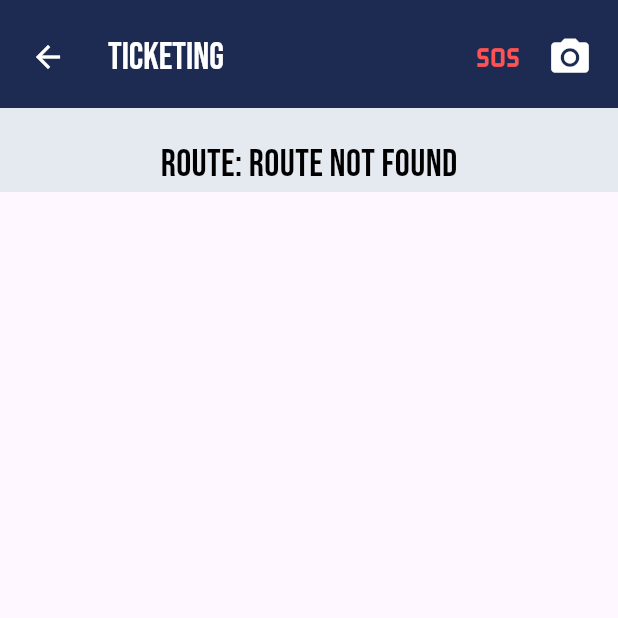
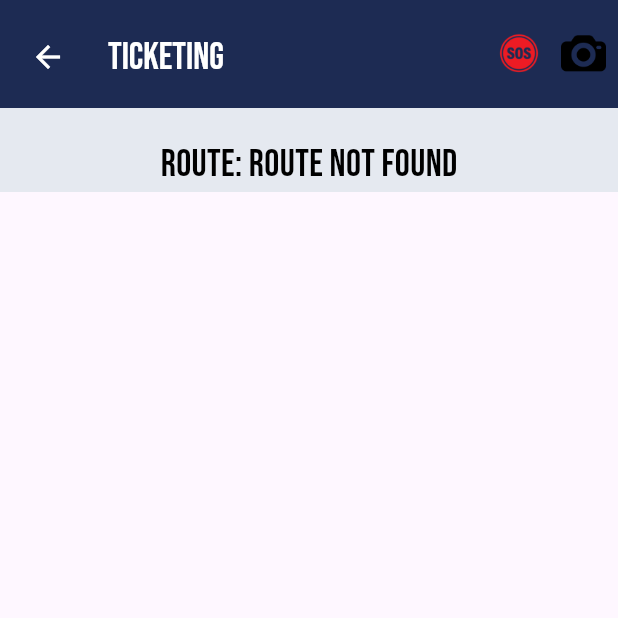
Before and after one commit to shirokuuun/B-Go_Capstone, a Flutter app: the ConductorFrom screen opened directly, on a phone screen of 412 x 824 dp, the top half of it. Run offline on Flutter 3.47's test engine with Material 3 defaults, Android fonts, the phone set to English and light mode, and no system bars; our stand-ins replace cloud_firestore, firebase_auth, firebase_core, google_fonts, google_sign_in; accounts and stored records are empty.

Commit message:
added: fb-icon for temporary Button for conductor interface, new folder for conductor and file (conductor.dart and route_service.dart

```diff
--- a/lib/pages/conductor/conductor.dart
+++ b/lib/pages/conductor/conductor.dart
@@ -42,19 +42,26 @@ class _ConductorFromState extends State<ConductorFrom> {
                 padding: const EdgeInsets.only(top: 15.0, right: 8.0),
                 child: Row(
                   children: [
-                    IconButton(
-                      icon: const Icon(Icons.sos, color: Colors.redAccent),
-                      iconSize: 30,
-                      onPressed: () {
-                        // TODO: SOS action
+                    GestureDetector(
+                      onTap: () {
+                        // Your SOS action
                       },
+                      child: Image.asset(
+                        'assets/sos-button.png',
+                        width: 40,
+                        height: 30,
+                      ),
                     ),
-                    IconButton(
-                      icon: const Icon(Icons.camera_alt, color: Colors.white),
-                      iconSize: 30,
-                      onPressed: () {
-                        // TODO: Camera action
+                    SizedBox(width: 8),
+                    GestureDetector(
+                      onTap: () {
+                        // Your Camera action
                       },
+                      child: Image.asset(
+                        'assets/photo-camera.png',
+                        width: 30,
+                        height: 30,
+                      ),
                     ),
                   ],
                 ),
--- a/pubspec.yaml
+++ b/pubspec.yaml
@@ -72,6 +72,8 @@ flutter:
     - assets/batrasco-logo.png
     - assets/google-icon.png
     - assets/facebook-icon.png
+    - assets/sos-button.png
+    - assets/photo-camera.png
   # The following line ensures that the Material Icons font is
   # included with your application, so that you can use the icons in
   # the material Icons class.
```
Also changed, not shown: assets/photo-camera.png (added), assets/sos-button.png (added), 4 other files.
